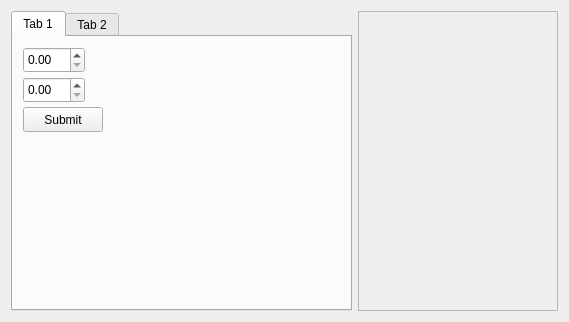
hoogeroo/RbSetup2, file gui.ui: the form before one commit.
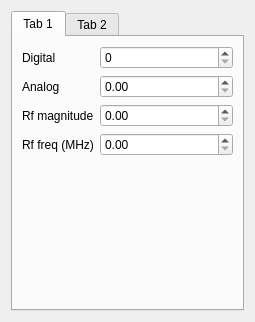
The form after the commit.

Commit message: dc settings page

The edit to the form file:
```diff
--- a/gui.ui
+++ b/gui.ui
@@ -6,15 +6,15 @@
    <rect>
     <x>0</x>
     <y>0</y>
-    <width>569</width>
+    <width>255</width>
     <height>322</height>
    </rect>
   </property>
   <property name="windowTitle">
    <string>Widget</string>
   </property>
-  <layout class="QHBoxLayout" name="horizontalLayout">
-   <item>
+  <layout class="QFormLayout" name="formLayout_2">
+   <item row="0" column="0" colspan="2">
     <widget class="QTabWidget" name="tabs">
      <property name="minimumSize">
       <size>
@@ -29,39 +29,86 @@
       <attribute name="title">
        <string>Tab 1</string>
       </attribute>
-      <widget class="QDoubleSpinBox" name="input1">
-       <property name="geometry">
-        <rect>
-         <x>10</x>
-         <y>10</y>
-         <width>62</width>
-         <height>26</height>
-        </rect>
-       </property>
-      </widget>
-      <widget class="QDoubleSpinBox" name="input2">
-       <property name="geometry">
-        <rect>
-         <x>10</x>
-         <y>40</y>
-         <width>62</width>
-         <height>26</height>
-        </rect>
-       </property>
-      </widget>
-      <widget class="QPushButton" name="submit">
-       <property name="geometry">
-        <rect>
-         <x>10</x>
-         <y>70</y>
-         <width>80</width>
-         <height>25</height>
-        </rect>
-       </property>
-       <property name="text">
-        <string>Submit</string>
-       </property>
-      </widget>
+      <layout class="QVBoxLayout" name="verticalLayout_2">
+       <item>
+        <layout class="QFormLayout" name="formLayout">
+         <item row="1" column="0">
+          <widget class="QLabel" name="label_2">
+           <property name="text">
+            <string>Analog</string>
+           </property>
+           <property name="buddy">
+            <cstring>analog</cstring>
+           </property>
+          </widget>
+         </item>
+         <item row="0" column="0">
+          <widget class="QLabel" name="label">
+           <property name="text">
+            <string>Digital</string>
+           </property>
+           <property name="buddy">
+            <cstring>digital</cstring>
+           </property>
+          </widget>
+         </item>
+         <item row="2" column="1">
+          <widget class="QDoubleSpinBox" name="rf_magnitude">
+           <property name="maximum">
+            <double>1.000000000000000</double>
+           </property>
+           <property name="singleStep">
+            <double>0.100000000000000</double>
+           </property>
+          </widget>
+         </item>
+         <item row="3" column="1">
+          <widget class="QDoubleSpinBox" name="rf_freq">
+           <property name="maximum">
+            <double>100.000000000000000</double>
+           </property>
+          </widget>
+         </item>
+         <item row="3" column="0">
+          <widget class="QLabel" name="label_4">
+           <property name="text">
+            <string>Rf freq (MHz)</string>
+           </property>
+           <property name="buddy">
+            <cstring>rf_freq</cstring>
+           </property>
+          </widget>
+         </item>
+         <item row="2" column="0">
+          <widget class="QLabel" name="label_3">
+           <property name="text">
+            <string>Rf magnitude</string>
+           </property>
+           <property name="buddy">
+            <cstring>rf_magnitude</cstring>
+           </property>
+          </widget>
+         </item>
+         <item row="1" column="1">
+          <widget class="QDoubleSpinBox" name="analog">
+           <property name="maximum">
+            <double>1.000000000000000</double>
+           </property>
+           <property name="singleStep">
+            <double>0.100000000000000</double>
+           </property>
+          </widget>
+         </item>
+         <item row="0" column="1">
+          <widget class="QSpinBox" name="digital">
+           <property name="maximum">
+            <number>1</number>
+           </property>
+          </widget>
+         </item>
+        </layout>
+       </item>
+      </layout>
      </widget>
      <widget class="QWidget" name="tab_2">
       <attribute name="title">
@@ -90,22 +137,6 @@
      </widget>
     </widget>
    </item>
-   <item>
-    <widget class="QFrame" name="frame">
-     <property name="minimumSize">
-      <size>
-       <width>200</width>
-       <height>0</height>
-      </size>
-     </property>
-     <property name="frameShape">
-      <enum>QFrame::StyledPanel</enum>
-     </property>
-     <property name="frameShadow">
-      <enum>QFrame::Raised</enum>
-     </property>
-    </widget>
-   </item>
   </layout>
  </widget>
  <resources/>
```
The commit also changes 1 other file.
